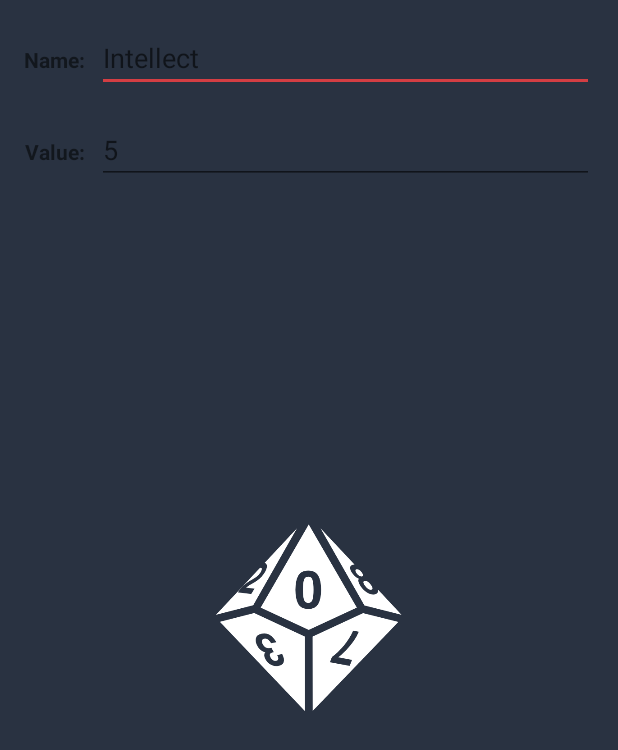
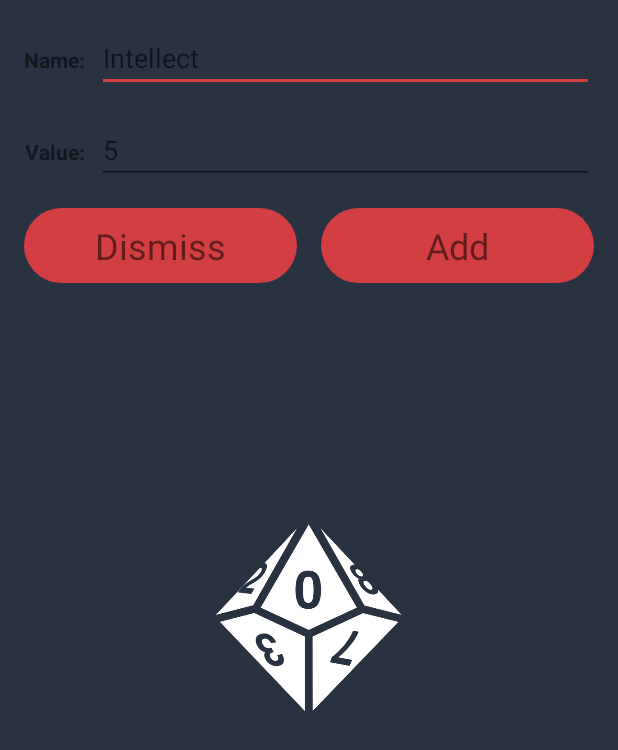
Before and after one commit to Reggar66/Character-Sheet-App, an Android app: the layout dialog_stat_add.xml on its own in the app's theme, with its tools: preview values and no code run, on a phone screen of 412 x 824 dp. Shown: the top 750 px of the screen. Run offline under Robolectric (Android 15) with nearby library versions, the phone set to English and light mode, and no system bars; Roboto replaces fonts that are not available here.

Commit message:
Prototype of new stat adding. Layout have to be changed.

```diff
--- a/UCS/src/main/java/com/awkwardlydevelopedapps/unicharsheet/MainActivity.java
+++ b/UCS/src/main/java/com/awkwardlydevelopedapps/unicharsheet/MainActivity.java
@@ -66,6 +66,7 @@ public class MainActivity extends AppCompatActivity {
                     .setMinimumDaysToShowAgain(10)
                     .setRatingThreshold(RatingThreshold.FOUR)
                     .setMailSettingsForFeedbackDialog(mailSettings)
+                    //.showNow();
                     .showIfMeetsConditions();
         }
     }
--- a/UCS/src/main/res/layout/dialog_stat_add.xml
+++ b/UCS/src/main/res/layout/dialog_stat_add.xml
@@ -56,5 +56,47 @@
         app:layout_constraintStart_toStartOf="@+id/stat_name_dialog_editText"
         app:layout_constraintTop_toBottomOf="@+id/stat_name_dialog_editText" />
 
+    <LinearLayout
+        android:layout_width="match_parent"
+        android:layout_height="wrap_content"
+        android:layout_margin="8dp"
+        android:orientation="horizontal"
+        app:layout_constraintTop_toBottomOf="@id/stat_value_dialog_editText">
+
+        <FrameLayout
+            android:id="@+id/stat_dialog_dismiss_button"
+
+            android:layout_width="0dp"
+            android:layout_height="wrap_content"
+            android:layout_margin="8dp"
+            android:layout_weight="1"
+            android:background="@drawable/list_item_stat_drawable_selected">
+
+            <TextView
+                android:layout_width="wrap_content"
+                android:layout_height="wrap_content"
+                android:layout_gravity="center"
+                android:text="Dismiss"
+                android:textSize="24sp" />
+        </FrameLayout>
+
+        <FrameLayout
+            android:id="@+id/stat_dialog_add_button"
+            android:layout_width="0dp"
+            android:layout_height="wrap_content"
+            android:layout_margin="8dp"
+            android:layout_weight="1"
+            android:background="@drawable/list_item_stat_drawable_selected">
+
+            <TextView
+                android:layout_width="wrap_content"
+                android:layout_height="wrap_content"
+                android:layout_gravity="center"
+                android:text="Add"
+                android:textSize="24sp" />
+        </FrameLayout>
+
+    </LinearLayout>
+
 
 </androidx.constraintlayout.widget.ConstraintLayout>
--- a/UCS/src/main/res/layout/fragment_stats_page.xml
+++ b/UCS/src/main/res/layout/fragment_stats_page.xml
@@ -20,8 +20,8 @@
         android:id="@+id/add_button"
         android:layout_width="wrap_content"
         android:layout_height="wrap_content"
-        android:layout_marginEnd="32dp"
-        android:layout_marginBottom="32dp"
+        android:layout_marginEnd="16dp"
+        android:layout_marginBottom="16dp"
         app:layout_constraintBottom_toBottomOf="parent"
         app:layout_constraintEnd_toEndOf="parent" />
 
```
Also changed, not shown: UCS/src/main/java/com/awkwardlydevelopedapps/unicharsheet/fragments/StatsPageFragment.java (+11 -0 lines), UCS/src/main/java/com/awkwardlydevelopedapps/unicharsheet/stat/StatAddBottomSheetDialog.kt (added, +70 -0 lines), UCS/src/main/res/values/styles.xml (+13 -0 lines).
